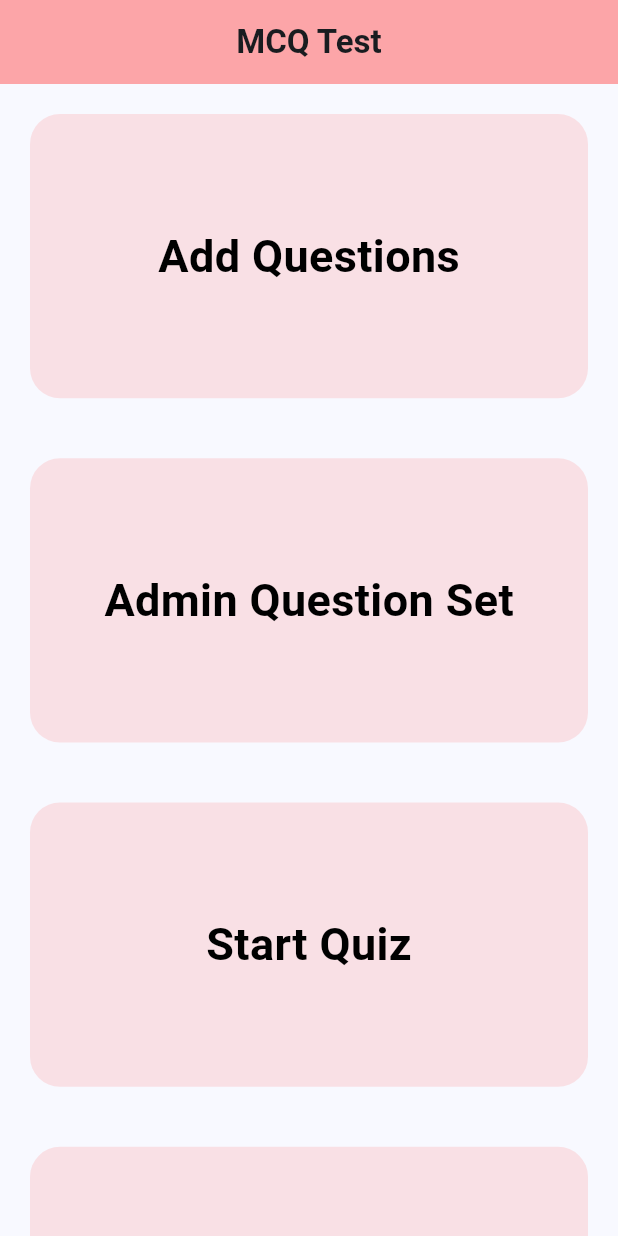
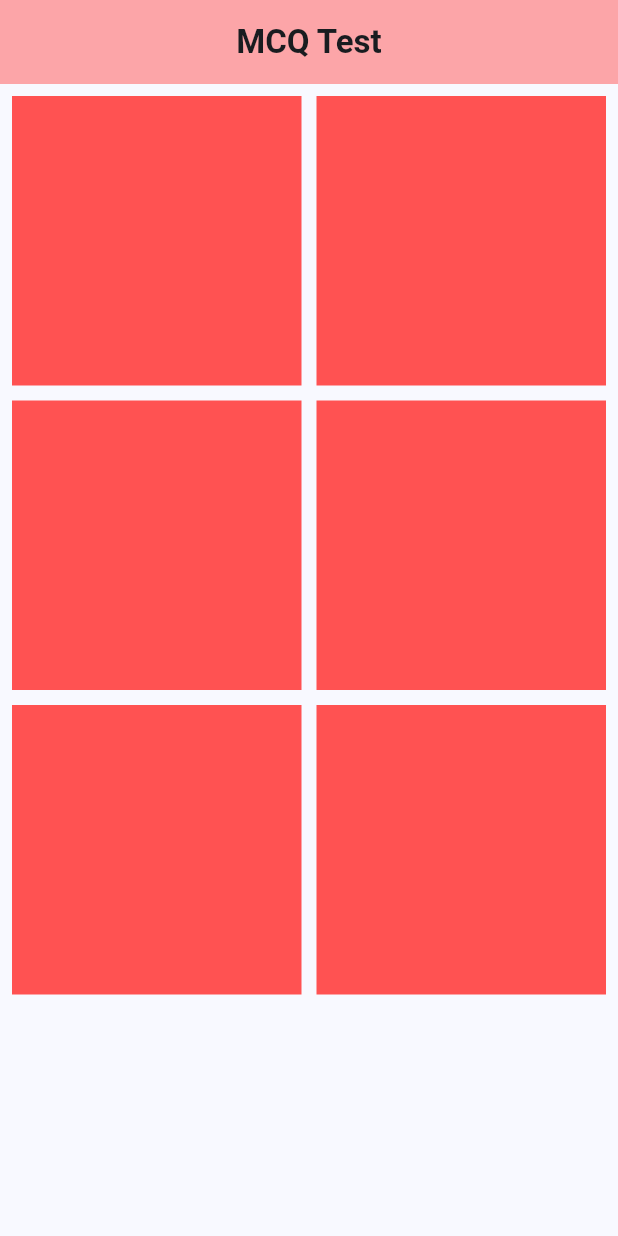
Before and after one commit to mahbubcrx12/mcq-test, a Flutter app: the screen it shows after launch, on a phone screen of 412 x 824 dp. Run offline on Flutter 3.47's test engine with Material 2 defaults, Android fonts, the phone set to English and light mode, and no system bars; our stand-ins replace cloud_firestore, firebase_auth, firebase_core, firebase_storage, get, sqflite; accounts and stored records are empty.

Commit message:
home page design

```diff
--- a/lib/screen/home_page.dart
+++ b/lib/screen/home_page.dart
@@ -26,18 +26,35 @@ class _HomePageState extends State<HomePage> {
               backgroundColor: Colors.redAccent.withOpacity(.5),
             ),
             body: SingleChildScrollView(
-              child: Column(
-                //mainAxisAlignment: MainAxisAlignment.center,
-                crossAxisAlignment: CrossAxisAlignment.stretch,
-                children: [
-                  _addQuestion(),
-                  _adminQuestionSet(),
-                  _startQuiz(),
-                  _previousHistory(),
-
-
-                ],
-              ),
+              child:Padding(
+                padding: const EdgeInsets.all(8.0),
+                child: GridView.builder(gridDelegate: SliverGridDelegateWithFixedCrossAxisCount(
+                    crossAxisCount: 2,
+                  crossAxisSpacing: 10,
+                  mainAxisSpacing: 10
+                ),
+                    itemCount: 6,
+                    shrinkWrap: true,
+                    itemBuilder: (BuildContext context,int index){
+                      return Container(
+                        height: 100,
+                        width: 100,
+                        color: Colors.redAccent,
+                      );
+                    }),
+              )
+              // Column(
+              //   //mainAxisAlignment: MainAxisAlignment.center,
+              //   crossAxisAlignment: CrossAxisAlignment.stretch,
+              //   children: [
+              //     _addQuestion(),
+              //     _adminQuestionSet(),
+              //     _startQuiz(),
+              //     _previousHistory(),
+              //
+              //
+              //   ],
+              // ),
             )));
   }
 
--- a/lib/widget/custom_textfield.dart
+++ b/lib/widget/custom_textfield.dart
@@ -15,8 +15,6 @@ class CustomTextField extends StatelessWidget {
       })
       : super(key: key);
 
-
-
   @override
   Widget build(BuildContext context) {
     return Container(
@@ -24,6 +22,7 @@ class CustomTextField extends StatelessWidget {
       child: TextFormField(
         controller: controller,
        // obscureText: obscureText,
+        textCapitalization: TextCapitalization.none,
         decoration: InputDecoration(
           hintText: hintText,
           border: OutlineInputBorder(
```
